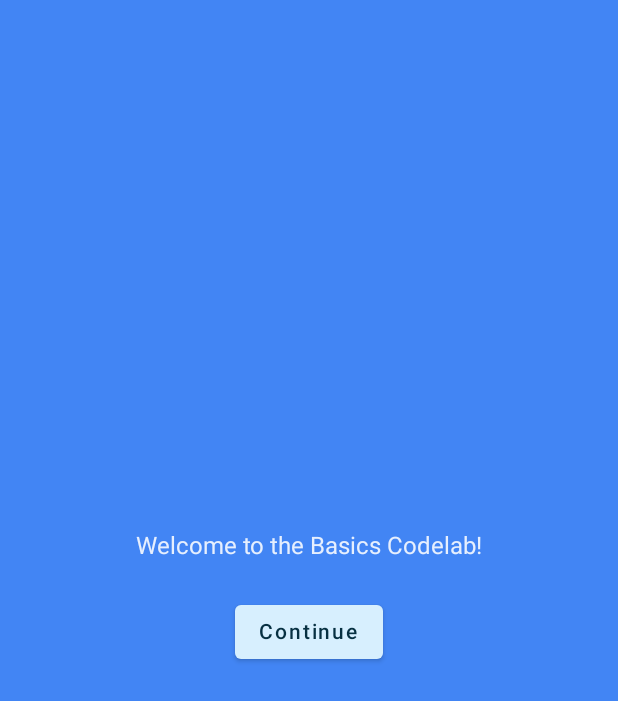
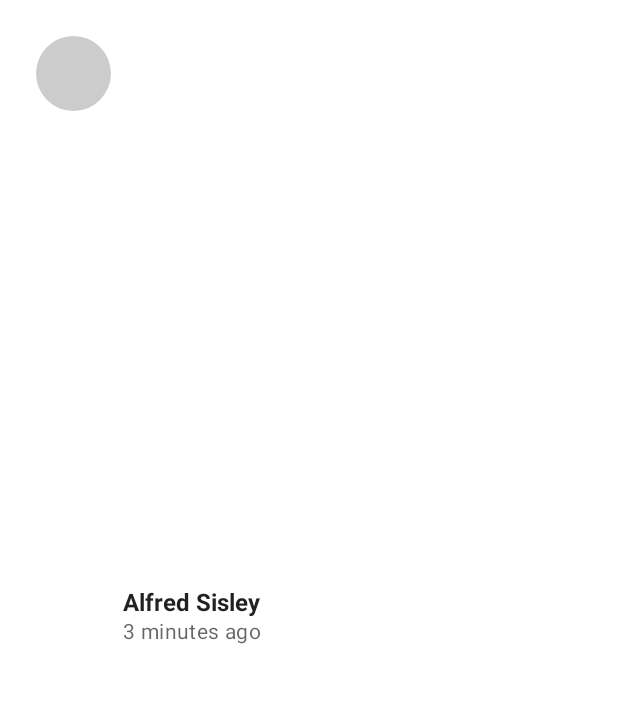
Before and after one commit to MilkBiscuit/JetpackComposeTutorial, an Android app built with Jetpack Compose: the screen it shows after launch (MainActivity before the commit, LayoutMainActivity after it), on a phone screen of 412 x 824 dp. Shown: the top 701 px of the screen. Run offline under Robolectric (Android 15) with nearby library versions, the phone set to English and light mode, and no system bars.

Commit message:
Start CodeLab - Layouts in Jetpack Compose (Finish step 3)

```diff
--- a/app/build.gradle
+++ b/app/build.gradle
@@ -53,6 +53,8 @@ dependencies {
     implementation "androidx.compose.ui:ui-tooling-preview:$compose_version"
     implementation 'androidx.lifecycle:lifecycle-runtime-ktx:2.3.1'
     implementation 'androidx.activity:activity-compose:1.3.1'
+    implementation "androidx.compose.material:material-icons-extended:$compose_version"
+
     testImplementation 'junit:junit:4.13.2'
     androidTestImplementation 'androidx.test.ext:junit:1.1.3'
     androidTestImplementation 'androidx.test.espresso:espresso-core:3.4.0'
--- /dev/null
+++ b/app/src/main/java/com/example/jetpackcomposetutorial/LayoutMainActivity.kt
@@ -0,0 +1,74 @@
+package com.example.jetpackcomposetutorial
+
+import android.os.Bundle
+import androidx.activity.ComponentActivity
+import androidx.activity.compose.setContent
+import androidx.compose.foundation.background
+import androidx.compose.foundation.clickable
+import androidx.compose.foundation.layout.*
+import androidx.compose.foundation.shape.CircleShape
+import androidx.compose.foundation.shape.RoundedCornerShape
+import androidx.compose.material.*
+import androidx.compose.runtime.Composable
+import androidx.compose.runtime.CompositionLocalProvider
+import androidx.compose.ui.Alignment
+import androidx.compose.ui.Modifier
+import androidx.compose.ui.draw.clip
+import androidx.compose.ui.text.font.FontWeight
+import androidx.compose.ui.tooling.preview.Preview
+import androidx.compose.ui.unit.dp
+import com.example.jetpackcomposetutorial.ui.theme.LayoutsCodelabTheme
+
+class LayoutMainActivity : ComponentActivity() {
+    override fun onCreate(savedInstanceState: Bundle?) {
+        super.onCreate(savedInstanceState)
+        setContent {
+            LayoutsCodelabTheme {
+                // A surface container using the 'background' color from the theme
+                Surface(
+                    modifier = Modifier.fillMaxSize(),
+                    color = MaterialTheme.colors.background
+                ) {
+                    PhotographerCard()
+                }
+            }
+        }
+    }
+}
+
+@Composable
+fun PhotographerCard(modifier: Modifier = Modifier) {
+    Row(modifier
+        .padding(8.dp)
+        .clip(RoundedCornerShape(4.dp))
+        .background(MaterialTheme.colors.surface)
+        .clickable(onClick = { /* Ignoring onClick */ })
+        .padding(16.dp)
+    ) {
+        Surface(
+            modifier = Modifier.size(50.dp),
+            shape = CircleShape,
+            color = MaterialTheme.colors.onSurface.copy(alpha = 0.2f)
+        ) {
+            // Image goes here
+        }
+        Column(
+            modifier = Modifier
+                .padding(start = 8.dp)
+                .align(Alignment.CenterVertically)
+        ) {
+            Text("Alfred Sisley", fontWeight = FontWeight.Bold)
+            CompositionLocalProvider(LocalContentAlpha provides ContentAlpha.medium) {
+                Text("3 minutes ago", style = MaterialTheme.typography.body2)
+            }
+        }
+    }
+}
+
+@Preview
+@Composable
+fun PhotographerCardPreview() {
+    LayoutsCodelabTheme {
+        PhotographerCard()
+    }
+}
--- a/app/src/main/java/com/example/jetpackcomposetutorial/ui/theme/Theme.kt
+++ b/app/src/main/java/com/example/jetpackcomposetutorial/ui/theme/Theme.kt
@@ -7,14 +7,14 @@ import androidx.compose.material.lightColors
 import androidx.compose.runtime.Composable
 import androidx.compose.ui.graphics.Color
 
-private val DarkColorPalette = darkColors(
+private val BasicsDarkColorPalette = darkColors(
     surface = Blue,
     onSurface = Navy,
     primary = Navy,
     onPrimary = Chartreuse
 )
 
-private val LightColorPalette = lightColors(
+private val BasicsLightColorPalette = lightColors(
     surface = Blue,
     onSurface = Color.White,
     primary = LightBlue,
@@ -22,7 +22,38 @@ private val LightColorPalette = lightColors(
 )
 
 @Composable
-fun JetpackComposeTutorialTheme(
+fun BasicsTheme(
+    darkTheme: Boolean = isSystemInDarkTheme(),
+    content: @Composable () -> Unit
+) {
+    val colors = if (darkTheme) {
+        BasicsDarkColorPalette
+    } else {
+        BasicsLightColorPalette
+    }
+
+    MaterialTheme(
+        colors = colors,
+        typography = Typography,
+        shapes = Shapes,
+        content = content
+    )
+}
+
+private val DarkColorPalette = darkColors(
+    primary = Purple200,
+    primaryVariant = Purple700,
+    secondary = Teal200
+)
+
+private val LightColorPalette = lightColors(
+    primary = Purple500,
+    primaryVariant = Purple700,
+    secondary = Teal200
+)
+
+@Composable
+fun LayoutsCodelabTheme(
     darkTheme: Boolean = isSystemInDarkTheme(),
     content: @Composable () -> Unit
 ) {
--- a/app/src/main/res/values/strings.xml
+++ b/app/src/main/res/values/strings.xml
@@ -1,3 +1,5 @@
 <resources>
     <string name="app_name">JetpackCompose Tutorial</string>
+    <string name="show_less">Show less</string>
+    <string name="show_more">Show more</string>
 </resources>
```
Also changed, not shown: app/src/main/AndroidManifest.xml (+6 -3 lines), app/src/main/java/com/example/jetpackcomposetutorial/BasicsMainActivity.kt (renamed from app/src/main/java/com/example/jetpackcomposetutorial/MainActivity.kt, +49 -22 lines), app/src/main/java/com/example/jetpackcomposetutorial/OldMainActivity.kt (+4 -4 lines).
